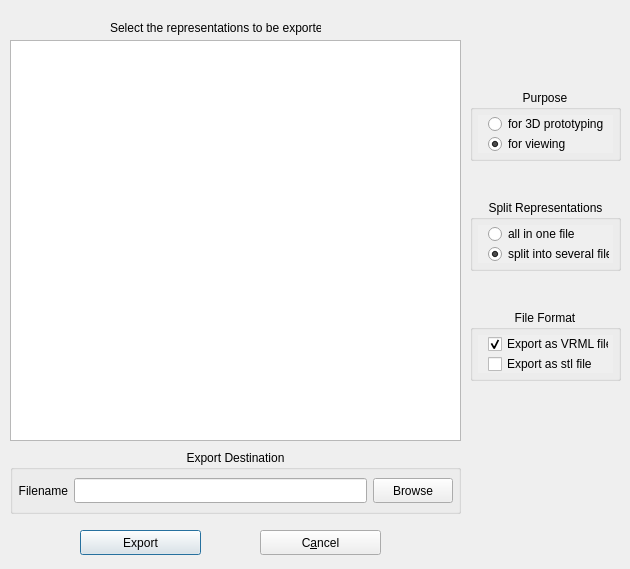
Before: the Qt Designer form source/VIEW/DIALOGS/exportGeometryDialog.ui in BALL-Project/ball, drawn with Qt 5.
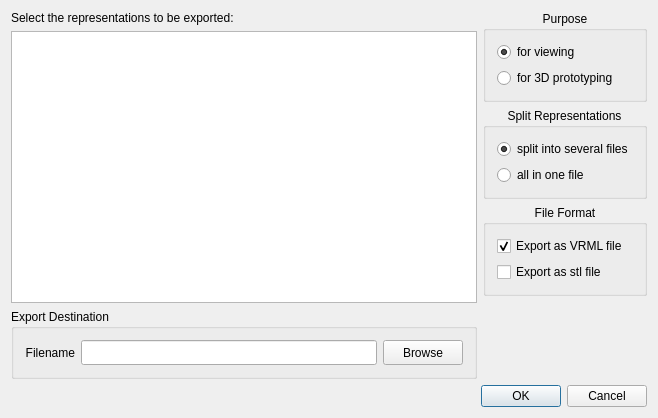
After: the same form once the commit is applied.

Commit message:
Repair the utterly broken ExportGeometryDialog
Fixed layouts, static sizes, inserted a button dialog box, ...

What changed in the file:
```diff
--- a/source/VIEW/DIALOGS/exportGeometryDialog.ui
+++ b/source/VIEW/DIALOGS/exportGeometryDialog.ui
@@ -1,268 +1,42 @@
 <ui version="4.0" >
  <class>ExportGeometryDialogData</class>
- <widget class="QDialog" name="ExportGeometryDialogData" >
-  <property name="geometry" >
+ <widget class="QDialog" name="ExportGeometryDialogData">
+  <property name="geometry">
    <rect>
     <x>0</x>
     <y>0</y>
-    <width>630</width>
-    <height>569</height>
+    <width>658</width>
+    <height>418</height>
    </rect>
   </property>
   <property name="windowTitle" >
    <string>3D-Prototyping Data Export</string>
   </property>
-  <property name="sizeGripEnabled" >
-   <bool>false</bool>
-  </property>
-  <widget class="QLabel" name="textLabel1" >
-   <property name="geometry" >
-    <rect>
-     <x>110</x>
-     <y>10</y>
-     <width>211</width>
-     <height>35</height>
-    </rect>
-   </property>
-   <property name="text" >
+  <layout class="QVBoxLayout" name="verticalLayout_3">
+   <item>
+    <layout class="QHBoxLayout" name="horizontalLayout">
+     <item>
+      <layout class="QVBoxLayout" name="verticalLayout_2">
+       <item>
+        <widget class="QLabel" name="textLabel1">
+         <property name="text">
     <string>Select the representations to be exported:</string>
    </property>
   </widget>
-  <widget class="QPushButton" name="buttonOk" >
-   <property name="geometry" >
-    <rect>
-     <x>80</x>
-     <y>530</y>
-     <width>121</width>
-     <height>25</height>
-    </rect>
-   </property>
-   <property name="text" >
-    <string>Export</string>
-   </property>
-   <property name="shortcut" >
-    <string>Alt+K</string>
-   </property>
-   <property name="autoDefault" >
-    <bool>true</bool>
-   </property>
-   <property name="default" >
-    <bool>true</bool>
-   </property>
-  </widget>
-  <widget class="QPushButton" name="buttonCancel" >
-   <property name="geometry" >
-    <rect>
-     <x>260</x>
-     <y>530</y>
-     <width>121</width>
-     <height>25</height>
-    </rect>
-   </property>
-   <property name="text" >
-    <string>C&amp;ancel</string>
-   </property>
-   <property name="shortcut" >
-    <string>Alt+A</string>
-   </property>
-   <property name="autoDefault" >
-    <bool>true</bool>
-   </property>
-  </widget>
-  <widget class="QTableWidget" name="listview" >
-   <property name="geometry" >
-    <rect>
-     <x>10</x>
-     <y>40</y>
-     <width>451</width>
-     <height>401</height>
-    </rect>
-   </property>
-  </widget>
-  <widget class="QGroupBox" name="groupBox12_3" >
-   <property name="geometry" >
-    <rect>
-     <x>470</x>
-     <y>200</y>
-     <width>151</width>
-     <height>71</height>
-    </rect>
-   </property>
-   <property name="toolTip" >
-    <string>All choesen representations can be exported into a common file but it is also possible to split the export espeacially if some of the representations shall be prototyped.</string>
-   </property>
-   <property name="title" >
-    <string>Split Representations</string>
-   </property>
-   <property name="alignment" >
-    <set>Qt::AlignHCenter</set>
-   </property>
-   <layout class="QHBoxLayout" name="_3" >
-    <property name="spacing" >
-     <number>6</number>
-    </property>
-    <property name="margin" >
-     <number>5</number>
-    </property>
-    <item>
-     <widget class="QScrollArea" name="scrollArea_3" >
-      <property name="frameShape" >
-       <enum>QFrame::NoFrame</enum>
-      </property>
-      <property name="widgetResizable" >
-       <bool>true</bool>
-      </property>
-      <widget class="QWidget" name="scrollAreaWidgetContents_3" >
-       <property name="geometry" >
-        <rect>
-         <x>0</x>
-         <y>0</y>
-         <width>137</width>
-         <height>40</height>
-        </rect>
-       </property>
-       <widget class="QRadioButton" name="all_radio" >
-        <property name="geometry" >
-         <rect>
-          <x>10</x>
-          <y>0</y>
-          <width>121</width>
-          <height>18</height>
-         </rect>
-        </property>
-        <property name="text" >
-         <string>all in one file</string>
-        </property>
-       </widget>
-       <widget class="QRadioButton" name="split_radio" >
-        <property name="geometry" >
-         <rect>
-          <x>10</x>
-          <y>20</y>
-          <width>121</width>
-          <height>18</height>
-         </rect>
-        </property>
-        <property name="text" >
-         <string>split into several files</string>
-        </property>
-        <property name="checked" >
-         <bool>true</bool>
-        </property>
-       </widget>
-      </widget>
-     </widget>
-    </item>
-   </layout>
-  </widget>
-  <widget class="QGroupBox" name="groupBox12_2" >
-   <property name="geometry" >
-    <rect>
-     <x>470</x>
-     <y>310</y>
-     <width>151</width>
-     <height>71</height>
-    </rect>
-   </property>
-   <property name="title" >
-    <string>File Format</string>
-   </property>
-   <property name="alignment" >
-    <set>Qt::AlignHCenter</set>
-   </property>
-   <layout class="QHBoxLayout" name="_2" >
-    <property name="spacing" >
-     <number>6</number>
-    </property>
-    <property name="margin" >
-     <number>5</number>
-    </property>
+       </item>
     <item>
-     <widget class="QScrollArea" name="scrollArea_2" >
-      <property name="frameShape" >
-       <enum>QFrame::NoFrame</enum>
-      </property>
-      <property name="widgetResizable" >
-       <bool>true</bool>
-      </property>
-      <widget class="QWidget" name="scrollAreaWidgetContents_2" >
-       <property name="geometry" >
-        <rect>
-         <x>0</x>
-         <y>0</y>
-         <width>137</width>
-         <height>40</height>
-        </rect>
-       </property>
-       <widget class="QCheckBox" name="vrml_box" >
-        <property name="geometry" >
-         <rect>
-          <x>10</x>
-          <y>0</y>
-          <width>121</width>
-          <height>18</height>
-         </rect>
-        </property>
-        <property name="toolTip" >
-         <string>Export selected representations </string>
-        </property>
-        <property name="text" >
-         <string>Export as VRML file</string>
-        </property>
-        <property name="checked" >
-         <bool>true</bool>
-        </property>
-       </widget>
-       <widget class="QCheckBox" name="stl_box" >
-        <property name="enabled" >
-         <bool>true</bool>
-        </property>
-        <property name="geometry" >
-         <rect>
-          <x>10</x>
-          <y>20</y>
-          <width>129</width>
-          <height>18</height>
-         </rect>
-        </property>
-        <property name="text" >
-         <string>Export as stl file</string>
-        </property>
-        <property name="checked" >
-         <bool>false</bool>
-        </property>
-       </widget>
-      </widget>
-     </widget>
-    </item>
-   </layout>
-  </widget>
-  <widget class="QGroupBox" name="groupBox12" >
-   <property name="geometry" >
-    <rect>
-     <x>10</x>
-     <y>450</y>
-     <width>451</width>
-     <height>64</height>
-    </rect>
-   </property>
-   <property name="title" >
+        <widget class="QTableWidget" name="listview"/>
+       </item>
+       <item>
+        <widget class="QGroupBox" name="groupBox12">
+         <property name="title">
     <string>Export Destination</string>
    </property>
-   <property name="alignment" >
-    <set>Qt::AlignHCenter</set>
-   </property>
-   <layout class="QHBoxLayout" >
-    <property name="spacing" >
-     <number>6</number>
-    </property>
-    <property name="margin" >
-     <number>5</number>
-    </property>
+         <layout class="QHBoxLayout" name="_2">
     <item>
-     <widget class="QLabel" name="Label_10" >
-      <property name="sizePolicy" >
-       <sizepolicy vsizetype="Minimum" hsizetype="Preferred" >
+           <widget class="QLabel" name="Label_10">
+            <property name="sizePolicy">
+             <sizepolicy hsizetype="Preferred" vsizetype="Minimum">
         <horstretch>0</horstretch>
         <verstretch>0</verstretch>
        </sizepolicy>
@@ -291,8 +65,8 @@
      </widget>
     </item>
     <item>
-     <widget class="QLineEdit" name="file_edit" >
-      <property name="minimumSize" >
+           <widget class="QLineEdit" name="file_edit">
+            <property name="minimumSize">
        <size>
         <width>150</width>
         <height>25</height>
@@ -319,8 +93,8 @@
      </widget>
     </item>
     <item>
-     <widget class="QPushButton" name="browse_button" >
-      <property name="minimumSize" >
+           <widget class="QPushButton" name="browse_button">
+            <property name="minimumSize">
        <size>
         <width>50</width>
         <height>25</height>
@@ -348,81 +122,137 @@
     </item>
    </layout>
   </widget>
-  <widget class="QGroupBox" name="groupBox12_4" >
-   <property name="geometry" >
-    <rect>
-     <x>470</x>
-     <y>90</y>
-     <width>151</width>
-     <height>71</height>
-    </rect>
-   </property>
-   <property name="title" >
+       </item>
+      </layout>
+     </item>
+     <item>
+      <layout class="QVBoxLayout" name="verticalLayout">
+       <item>
+        <widget class="QGroupBox" name="groupBox12_4">
+         <property name="title">
     <string>Purpose</string>
    </property>
    <property name="alignment" >
     <set>Qt::AlignHCenter</set>
    </property>
-   <layout class="QHBoxLayout" name="_5" >
-    <property name="spacing" >
-     <number>6</number>
-    </property>
-    <property name="margin" >
-     <number>5</number>
-    </property>
+         <layout class="QVBoxLayout" name="verticalLayout_6">
     <item>
-     <widget class="QScrollArea" name="scrollArea_4" >
-      <property name="frameShape" >
-       <enum>QFrame::NoFrame</enum>
-      </property>
-      <property name="widgetResizable" >
-       <bool>true</bool>
-      </property>
-      <widget class="QWidget" name="scrollAreaWidgetContents_4" >
-       <property name="geometry" >
-        <rect>
-         <x>0</x>
-         <y>0</y>
-         <width>137</width>
-         <height>40</height>
-        </rect>
-       </property>
-       <widget class="QRadioButton" name="prototyping_radio" >
-        <property name="geometry" >
-         <rect>
-          <x>10</x>
-          <y>0</y>
-          <width>121</width>
-          <height>18</height>
-         </rect>
-        </property>
-        <property name="text" >
-         <string>for 3D prototyping</string>
-        </property>
-       </widget>
-       <widget class="QRadioButton" name="view_radio" >
-        <property name="geometry" >
-         <rect>
-          <x>10</x>
-          <y>20</y>
-          <width>121</width>
-          <height>18</height>
-         </rect>
-        </property>
-        <property name="text" >
+           <widget class="QRadioButton" name="view_radio">
+            <property name="text">
          <string>for viewing</string>
         </property>
         <property name="checked" >
          <bool>true</bool>
         </property>
        </widget>
-      </widget>
-     </widget>
-    </item>
-   </layout>
-  </widget>
- </widget>
- <layoutdefault spacing="6" margin="11" />
+          </item>
+          <item>
+           <widget class="QRadioButton" name="prototyping_radio">
+            <property name="text">
+             <string>for 3D prototyping</string>
+            </property>
+           </widget>
+          </item>
+         </layout>
+        </widget>
+       </item>
+       <item>
+        <widget class="QGroupBox" name="groupBox12_3">
+         <property name="toolTip">
+          <string>All choesen representations can be exported into a common file but it is also possible to split the export espeacially if some of the representations shall be prototyped.</string>
+         </property>
+         <property name="title">
+          <string>Split Representations</string>
+         </property>
+         <property name="alignment">
+          <set>Qt::AlignHCenter</set>
+         </property>
+         <layout class="QVBoxLayout" name="verticalLayout_5">
+          <item>
+           <widget class="QRadioButton" name="split_radio">
+            <property name="text">
+             <string>split into several files</string>
+            </property>
+            <property name="checked">
+             <bool>true</bool>
+            </property>
+           </widget>
+          </item>
+          <item>
+           <widget class="QRadioButton" name="all_radio">
+            <property name="text">
+             <string>all in one file</string>
+            </property>
+           </widget>
+          </item>
+         </layout>
+        </widget>
+       </item>
+       <item>
+        <widget class="QGroupBox" name="groupBox12_2">
+         <property name="title">
+          <string>File Format</string>
+         </property>
+         <property name="alignment">
+          <set>Qt::AlignHCenter</set>
+         </property>
+         <layout class="QVBoxLayout" name="verticalLayout_4">
+          <item>
+           <widget class="QCheckBox" name="vrml_box">
+            <property name="toolTip">
+             <string>Export selected representations </string>
+            </property>
+            <property name="text">
+             <string>Export as VRML file</string>
+            </property>
+            <property name="checked">
+             <bool>true</bool>
+            </property>
+           </widget>
+          </item>
+          <item>
+           <widget class="QCheckBox" name="stl_box">
+            <property name="enabled">
+             <bool>true</bool>
+            </property>
+            <property name="text">
+             <string>Export as stl file</string>
+            </property>
+            <property name="checked">
+             <bool>false</bool>
+            </property>
+           </widget>
+          </item>
+         </layout>
+        </widget>
+       </item>
+       <item>
+        <spacer name="verticalSpacer">
+         <property name="orientation">
+          <enum>Qt::Vertical</enum>
+         </property>
+         <property name="sizeHint" stdset="0">
+          <size>
+           <width>20</width>
+           <height>40</height>
+          </size>
+         </property>
+        </spacer>
+       </item>
+      </layout>
+     </item>
+    </layout>
+   </item>
+   <item>
+    <widget class="QDialogButtonBox" name="buttonBox">
+     <property name="standardButtons">
+      <set>QDialogButtonBox::Cancel|QDialogButtonBox::Ok</set>
+     </property>
+    </widget>
+   </item>
+  </layout>
+ </widget>
+ <layoutdefault spacing="6" margin="11"/>
  <tabstops>
   <tabstop>listview</tabstop>
   <tabstop>buttonOk</tabstop>
```
Left out of the diff: 82 changed lines with no effect on the pictures. Lines whose indentation alone changed are shown as unchanged. The commit also changes 1 other file.
